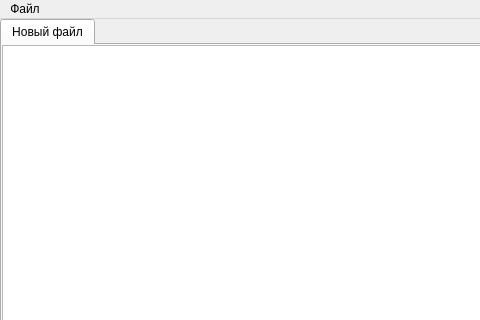
Above: src/mainwindow.ui from artur1214/cppMainAsks before the change; both pictures show x 0 to 480 and y 0 to 320 of the 680 by 452 pixel window. Below: the same form after it.
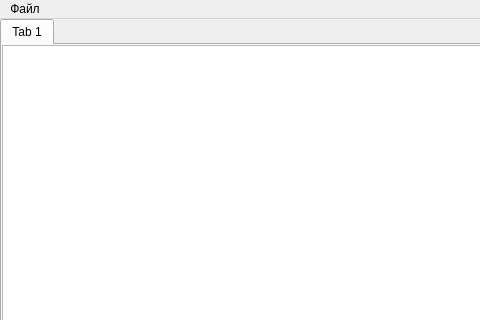
That is the form after the change.

The edit to the form file:
```diff
--- a/src/mainwindow.ui
+++ b/src/mainwindow.ui
@@ -28,7 +28,7 @@
     </property>
     <widget class="QWidget" name="tab">
      <attribute name="title">
-      <string>Новый файл</string>
+      <string>Tab 1</string>
      </attribute>
      <widget class="QTextEdit" name="currTextEdit">
       <property name="geometry">
```
Left out of the diff: 6 changed lines with no effect on the pictures.
